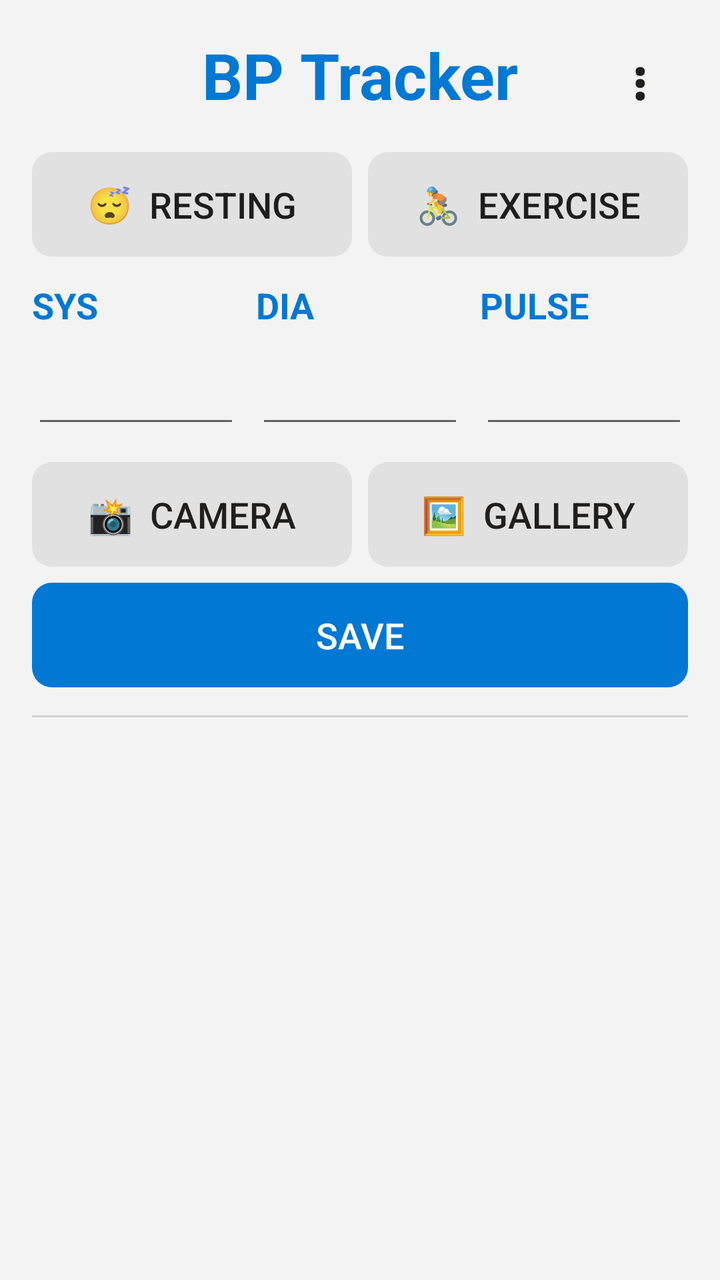
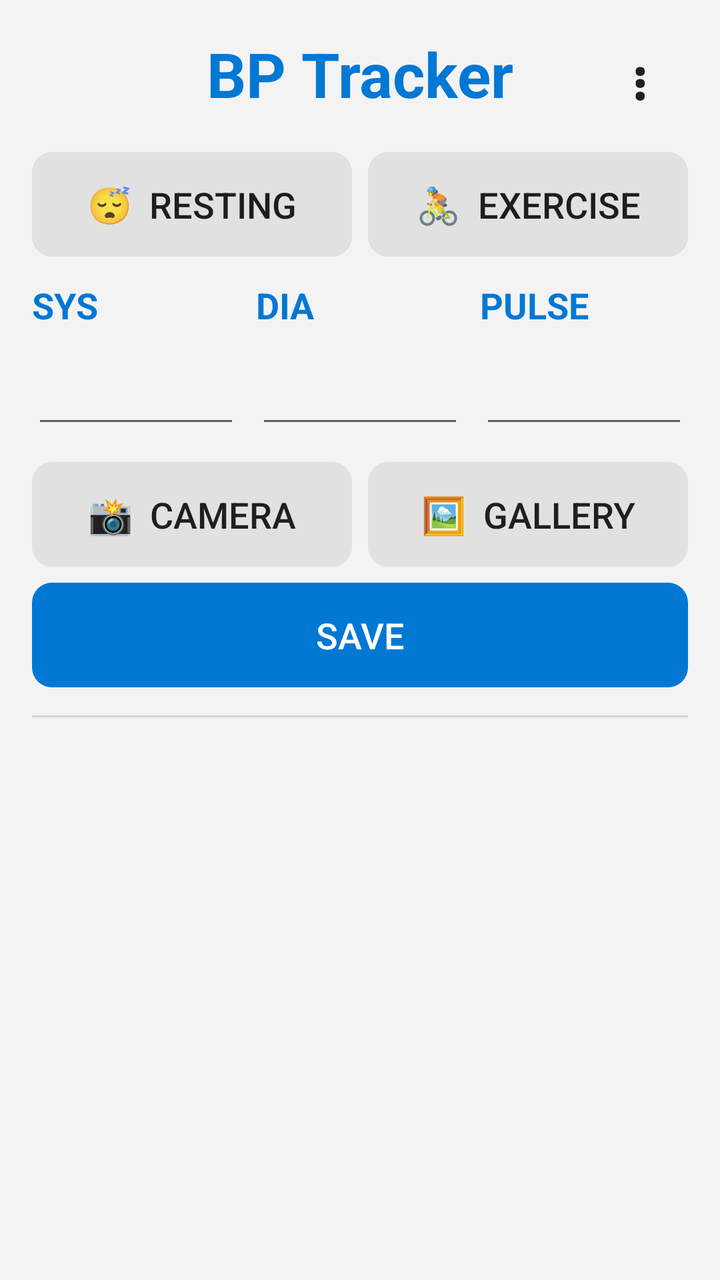

An Android layout rendered at two revisions. The XML below is the earlier revision; the diff shows what the commit changed to produce the second picture.
<!-- AndroidManifest.xml: application theme AppTheme -->
<!-- res/layout/activity_main.xml -->
<?xml version="1.0" encoding="utf-8"?>
<LinearLayout xmlns:android="http://schemas.android.com/apk/res/android"
    android:layout_width="match_parent"
    android:layout_height="match_parent"
    android:orientation="vertical"
    android:padding="16dp">

    <FrameLayout
        android:layout_width="match_parent"
        android:layout_height="wrap_content"
        android:layout_marginBottom="12dp">

        <TextView
            android:layout_width="match_parent"
            android:layout_height="wrap_content"
            android:gravity="center"
            android:text="BP Tracker"
            android:textColor="#0078D4"
            android:textStyle="bold"
            android:textSize="32sp" />

        <TextView
            android:id="@+id/btnMenu"
            android:layout_width="48dp"
            android:layout_height="48dp"
            android:layout_gravity="end|center_vertical"
            android:gravity="center"
            android:text="⋮"
            android:textColor="#201F1E"
            android:textStyle="bold"
            android:textSize="26sp" />
    </FrameLayout>

    <LinearLayout
        android:layout_width="match_parent"
        android:layout_height="wrap_content"
        android:orientation="horizontal">

        <Button
            android:id="@+id/btnResting"
            android:background="@drawable/btn_rounded"
            android:paddingTop="14dp"
            android:paddingBottom="14dp"
            android:layout_width="0dp"
            android:layout_height="wrap_content"
            android:layout_weight="1"
            android:textSize="18sp"
            android:backgroundTint="#E1E1E1"
            android:stateListAnimator="@null"
            android:text="😴  Resting" />

        <Button
            android:id="@+id/btnExercise"
            android:background="@drawable/btn_rounded"
            android:paddingTop="14dp"
            android:paddingBottom="14dp"
            android:layout_width="0dp"
            android:layout_height="wrap_content"
            android:layout_weight="1"
            android:layout_marginStart="8dp"
            android:textSize="18sp"
            android:backgroundTint="#E1E1E1"
            android:stateListAnimator="@null"
            android:text="🚴  Exercise" />
    </LinearLayout>

    <LinearLayout
        android:layout_width="match_parent"
        android:layout_height="wrap_content"
        android:layout_marginTop="12dp"
        android:orientation="horizontal">

        <LinearLayout
            android:layout_width="0dp"
            android:layout_height="wrap_content"
            android:layout_weight="1"
            android:orientation="vertical">
            <TextView
                android:layout_width="wrap_content"
                android:layout_height="wrap_content"
                android:text="SYS"
                android:textColor="#0078D4"
                android:textStyle="bold"
                android:textSize="18sp" />
            <EditText
                android:id="@+id/etSys"
                android:layout_width="match_parent"
                android:layout_height="wrap_content"
                android:inputType="number"
                android:maxLength="3"
                android:textSize="28sp"
                android:importantForAutofill="no" />
        </LinearLayout>

        <LinearLayout
            android:layout_width="0dp"
            android:layout_height="wrap_content"
            android:layout_weight="1"
            android:layout_marginStart="8dp"
            android:orientation="vertical">
            <TextView
                android:layout_width="wrap_content"
                android:layout_height="wrap_content"
                android:text="DIA"
                android:textColor="#0078D4"
                android:textStyle="bold"
                android:textSize="18sp" />
            <EditText
                android:id="@+id/etDia"
                android:layout_width="match_parent"
                android:layout_height="wrap_content"
                android:inputType="number"
                android:maxLength="3"
                android:textSize="28sp"
                android:importantForAutofill="no" />
        </LinearLayout>

        <LinearLayout
            android:layout_width="0dp"
            android:layout_height="wrap_content"
            android:layout_weight="1"
            android:layout_marginStart="8dp"
            android:orientation="vertical">
            <TextView
                android:layout_width="wrap_content"
                android:layout_height="wrap_content"
                android:text="PULSE"
                android:textColor="#0078D4"
                android:textStyle="bold"
                android:textSize="18sp" />
            <EditText
                android:id="@+id/etPulse"
                android:layout_width="match_parent"
                android:layout_height="wrap_content"
                android:inputType="number"
                android:maxLength="3"
                android:textSize="28sp"
                android:imeOptions="actionDone"
                android:importantForAutofill="no" />
        </LinearLayout>
    </LinearLayout>

    <LinearLayout
        android:layout_width="match_parent"
        android:layout_height="wrap_content"
        android:layout_marginTop="12dp"
        android:orientation="horizontal">

        <Button
            android:id="@+id/btnScan"
            android:background="@drawable/btn_rounded"
            android:paddingTop="14dp"
            android:paddingBottom="14dp"
            android:layout_width="0dp"
            android:layout_height="wrap_content"
            android:layout_weight="1"
            android:textSize="18sp"
            android:textColor="#201F1E"
            android:backgroundTint="#E1E1E1"
            android:stateListAnimator="@null"
            android:text="📸  Camera" />

        <Button
            android:id="@+id/btnGallery"
            android:background="@drawable/btn_rounded"
            android:paddingTop="14dp"
            android:paddingBottom="14dp"
            android:layout_width="0dp"
            android:layout_height="wrap_content"
            android:layout_weight="1"
            android:layout_marginStart="8dp"
            android:textSize="18sp"
            android:textColor="#201F1E"
            android:backgroundTint="#E1E1E1"
            android:stateListAnimator="@null"
            android:text="🖼️  Gallery" />
    </LinearLayout>

    <Button
        android:id="@+id/btnSave"
        android:background="@drawable/btn_rounded"
        android:paddingTop="14dp"
        android:paddingBottom="14dp"
        android:layout_width="match_parent"
        android:layout_height="wrap_content"
        android:layout_marginTop="8dp"
        android:textSize="18sp"
        android:textColor="#FFFFFF"
        android:backgroundTint="#0078D4"
        android:stateListAnimator="@null"
        android:text="Save" />

    <View
        android:layout_width="match_parent"
        android:layout_height="1dp"
        android:layout_marginTop="14dp"
        android:background="#22000000" />

    <TextView
        android:id="@+id/tvEmpty"
        android:layout_width="match_parent"
        android:layout_height="wrap_content"
        android:layout_marginTop="24dp"
        android:gravity="center"
        android:text="No readings yet.\nType the numbers and tap Save."
        android:textSize="15sp"
        android:visibility="gone" />

    <ListView
        android:id="@+id/list"
        android:layout_width="match_parent"
        android:layout_height="match_parent"
        android:layout_marginTop="4dp"
        android:divider="#22000000"
        android:dividerHeight="1dp" />
</LinearLayout>
<!-- resources referenced by this layout -->
<resources>
  <!-- drawable btn_rounded (drawable) -->
  <?xml version="1.0" encoding="utf-8"?>
  <shape xmlns:android="http://schemas.android.com/apk/res/android"
      android:shape="rectangle">
      <corners android:radius="10dp" />
      <solid android:color="#FFFFFF" />
  </shape>
  <style name="AppTheme" parent="@android:style/Theme.Material.Light.NoActionBar">
          <item name="android:colorPrimary">#0078D4</item>
          <item name="android:colorPrimaryDark">#005A9E</item>
          <item name="android:colorAccent">#0078D4</item>
          <item name="android:windowBackground">#F3F3F3</item>
          <item name="android:statusBarColor">#005A9E</item>
      </style>
</resources>

<!-- the commit's change to res/layout/activity_main.xml (unified diff, before → after) -->
@@ -10,14 +10,22 @@
         android:layout_height="wrap_content"
         android:layout_marginBottom="12dp">
 
+        
         <TextView
+            android:id="@+id/tvTitle"
             android:layout_width="match_parent"
-            android:layout_height="wrap_content"
+            android:layout_height="42dp"
+            android:layout_marginStart="52dp"
+            android:layout_marginEnd="52dp"
             android:gravity="center"
+            android:maxLines="1"
             android:text="BP Tracker"
             android:textColor="#0078D4"
             android:textStyle="bold"
-            android:textSize="32sp" />
+            android:autoSizeTextType="uniform"
+            android:autoSizeMinTextSize="18sp"
+            android:autoSizeMaxTextSize="32sp"
+            android:autoSizeStepGranularity="1sp" />
 
         <TextView
             android:id="@+id/btnMenu"
